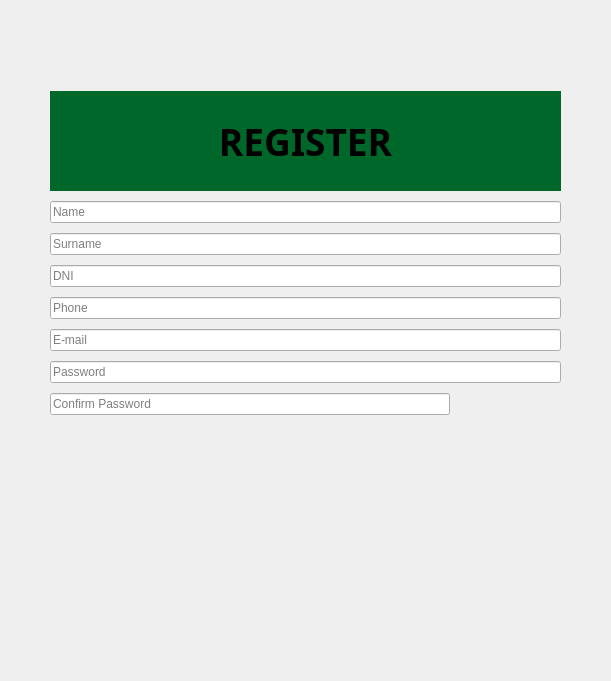
This is src/Vista/registro.ui in gjimec00/STDEvents as Qt 5 draws it before an edit. The edited form follows.
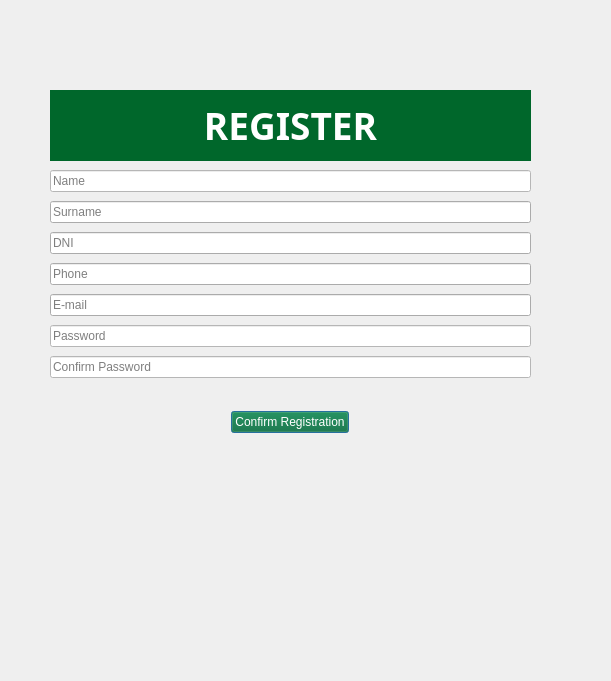
This is the edited form.

Diff of the .ui file:
```diff
--- a/src/Vista/registro.ui
+++ b/src/Vista/registro.ui
@@ -18,8 +18,8 @@
     <rect>
      <x>50</x>
      <y>90</y>
-     <width>511</width>
-     <height>572</height>
+     <width>481</width>
+     <height>612</height>
     </rect>
    </property>
    <layout class="QVBoxLayout" name="verticalLayout">
@@ -49,7 +49,7 @@
        </font>
       </property>
       <property name="styleSheet">
-       <string notr="true">
+       <string notr="true">color: rgb(255, 255, 255);
 background-color: rgb(0, 103, 43);</string>
       </property>
       <property name="text">
@@ -62,6 +62,9 @@
     </item>
     <item>
      <widget class="QLineEdit" name="lineEdit">
+      <property name="styleSheet">
+       <string notr="true">background-color: rgb(255, 255, 255);</string>
+      </property>
       <property name="text">
        <string extracomment="Name"/>
       </property>
@@ -100,6 +103,10 @@
     </item>
     <item>
      <widget class="QLineEdit" name="lineEdit_6">
+      <property name="styleSheet">
+       <string notr="true">qproperty-echoMode: 2;
+background-color: rgb(255, 255, 255);</string>
+      </property>
       <property name="placeholderText">
        <string>Password</string>
       </property>
@@ -107,26 +114,28 @@
     </item>
     <item>
      <widget class="QLineEdit" name="lineEdit_7">
-      <property name="sizePolicy">
-       <sizepolicy hsizetype="Expanding" vsizetype="Fixed">
-        <horstretch>0</horstretch>
-        <verstretch>0</verstretch>
-       </sizepolicy>
-      </property>
-      <property name="maximumSize">
-       <size>
-        <width>400</width>
-        <height>16777215</height>
-       </size>
-      </property>
-      <property name="alignment">
-       <set>Qt::AlignLeading|Qt::AlignLeft|Qt::AlignVCenter</set>
+      <property name="styleSheet">
+       <string notr="true">qproperty-echoMode: 2;
+background-color: rgb(255, 255, 255);</string>
       </property>
       <property name="placeholderText">
        <string>Confirm Password</string>
       </property>
      </widget>
     </item>
+    <item alignment="Qt::AlignHCenter|Qt::AlignVCenter">
+     <widget class="QPushButton" name="pushButton">
+      <property name="styleSheet">
+       <string notr="true">
+background-color: rgb(0, 103, 43);
+color: rgb(255, 255, 255);
+font: 900 9pt &quot;Arial Black&quot;;</string>
+      </property>
+      <property name="text">
+       <string>Confirm Registration</string>
+      </property>
+     </widget>
+    </item>
    </layout>
   </widget>
  </widget>
```
